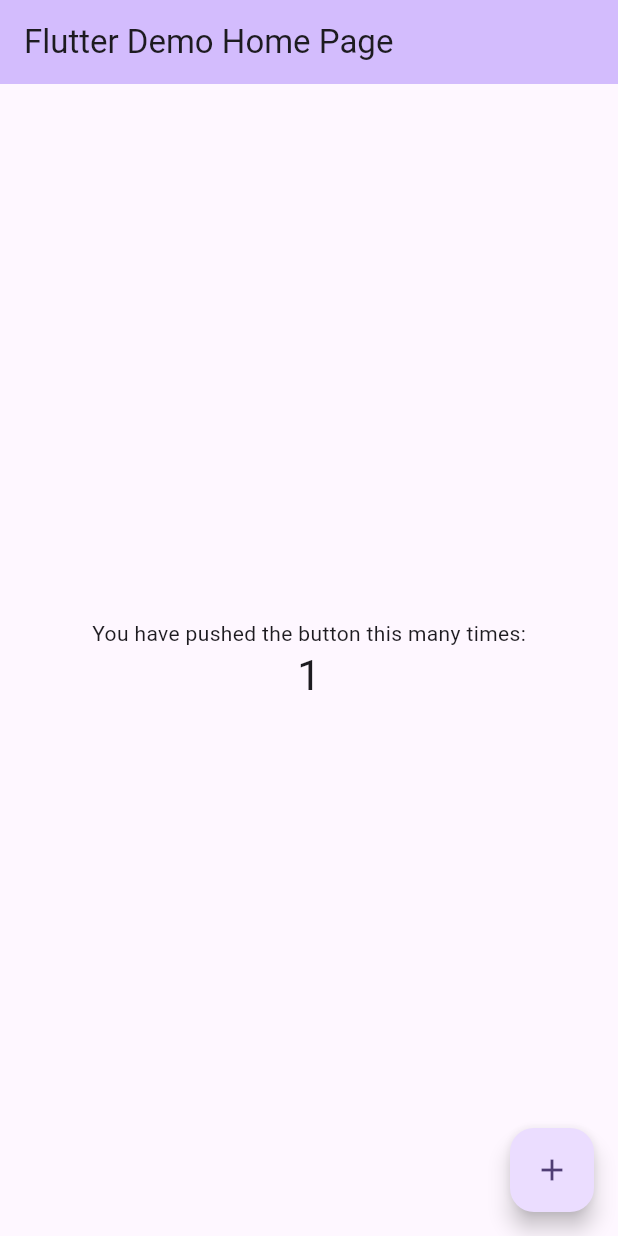
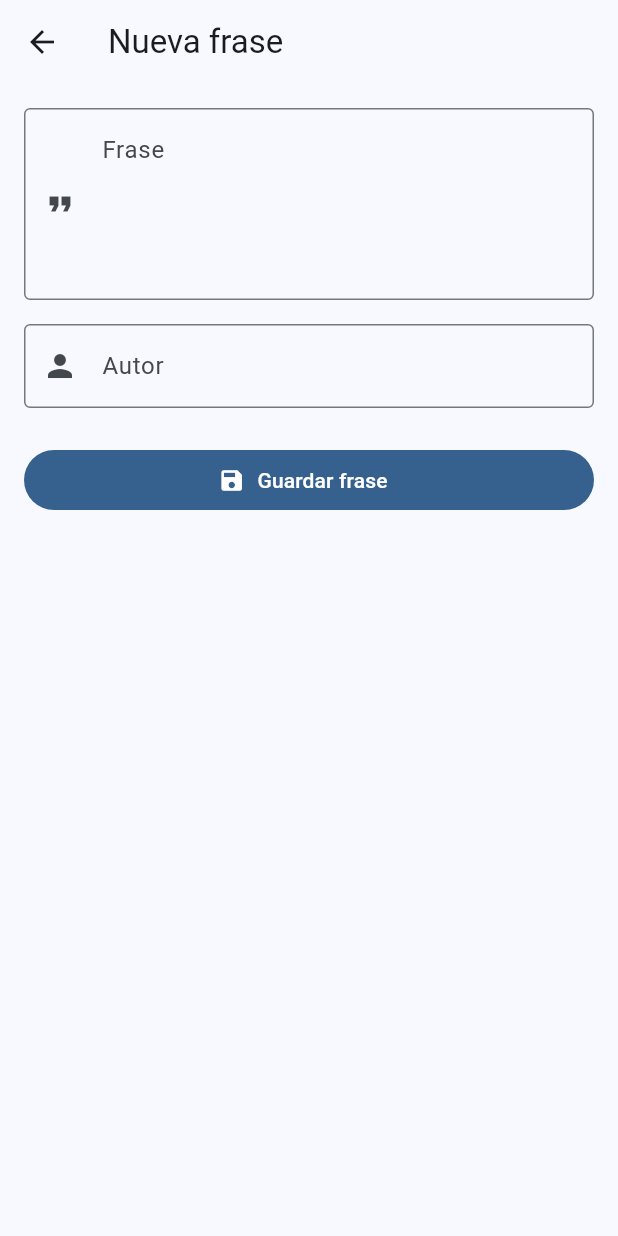
Before and after one commit to Rlb345lo/AppFrases, a Flutter app: the screen it shows after launch, after a tap on the "add" icon, on a phone screen of 412 x 824 dp. Run offline on Flutter 3.47's test engine with Material 3 defaults, Android fonts, the phone set to English and light mode, and no system bars; our stand-ins replace sqflite; accounts and stored records are empty.

Commit message:
feat: AppFrases

```diff
--- a/lib/data/frases_db.dart
+++ b/lib/data/frases_db.dart
@@ -0,0 +1,69 @@
+
+import 'package:path/path.dart';
+import 'package:sqflite/sqflite.dart';
+
+import '../models/frase.dart';
+
+class FrasesDb {
+  FrasesDb._();
+
+  static final FrasesDb instancia = FrasesDb._();
+  static const _nombreArchivo = 'misfrases.db';
+  static const _tabla = 'frases';
+
+  Database? _db;
+
+  // devuelve la bd abierta (la abre solo la primera vez). PdD: Singleton
+  Future<Database> get _database async {
+    _db ??= await _abrir();
+    return _db!;
+  }
+
+  Future<Database> _abrir() async {
+    final ruta = join(await getDatabasesPath(), _nombreArchivo);
+
+    return openDatabase(
+      ruta,
+      version: 1,
+      onCreate: (db, version) async {
+        await db.execute('''
+CREATE TABLE $_tabla (
+id INTEGER PRIMARY KEY AUTOINCREMENT,
+frase TEXT NOT NULL,
+autor TEXT NOT NULL
+)
+''');
+      },
+    );
+  }
+
+  // guarda y devuelve el id
+  Future<int> insert(Frase frase) async {
+    final db = await _database;
+    return db.insert(_tabla, frase.toMap());
+  }
+
+  // lee todas las frases de manera descendente
+  Future<List<Frase>> obtenerTodas() async {
+    final db = await _database;
+    final filas = await db.query(_tabla, orderBy: 'id DESC');
+    return filas.map(Frase.fromMap).toList();
+  }
+
+  // modifica usando el id
+  Future<int> actualizar(Frase frase) async {
+    final db = await _database;
+    return db.update(
+      _tabla,
+      frase.toMap(),
+      where: 'id = ?',
+      whereArgs: [frase.id],
+    );
+  }
+
+  // elimina la frase con el id
+  Future<int> eliminar(int id) async {
+    final db = await _database;
+    return db.delete(_tabla, where: 'id = ?', whereArgs: [id]);
+  }
+}
--- a/lib/main.dart
+++ b/lib/main.dart
@@ -1,122 +1,28 @@
+
 import 'package:flutter/material.dart';
 
+import 'screens/home_screen.dart';
+
 void main() {
-  runApp(const MyApp());
+  WidgetsFlutterBinding.ensureInitialized();
+  runApp(const AppFrases());
 }
 
-class MyApp extends StatelessWidget {
-  const MyApp({super.key});
+class AppFrases extends StatelessWidget {
+  const AppFrases({super.key});
 
-  // This widget is the root of your application.
   @override
   Widget build(BuildContext context) {
     return MaterialApp(
-      title: 'Flutter Demo',
+      title: 'AppFrases',
+      debugShowCheckedModeBanner: false,
       theme: ThemeData(
-        // This is the theme of your application.
-        //
-        // TRY THIS: Try running your application with "flutter run". You'll see
-        // the application has a purple toolbar. Then, without quitting the app,
-        // try changing the seedColor in the colorScheme below to Colors.green
-        // and then invoke "hot reload" (save your changes or press the "hot
-        // reload" button in a Flutter-supported IDE, or press "r" if you used
-        // the command line to start the app).
-        //
-        // Notice that the counter didn't reset back to zero; the application
-        // state is not lost during the reload. To reset the state, use hot
-        // restart instead.
-        //
-        // This works for code too, not just values: Most code changes can be
-        // tested with just a hot reload.
-        colorScheme: .fromSeed(seedColor: Colors.deepPurple),
+        colorScheme: ColorScheme.fromSeed(
+          seedColor: Colors.blue,
+        ),
+        useMaterial3: true,
       ),
-      home: const MyHomePage(title: 'Flutter Demo Home Page'),
+      home: const HomeScreen(),
     );
   }
 }
-
-class MyHomePage extends StatefulWidget {
-  const MyHomePage({super.key, required this.title});
-
-  // This widget is the home page of your application. It is stateful, meaning
-  // that it has a State object (defined below) that contains fields that affect
-  // how it looks.
-
-  // This class is the configuration for the state. It holds the values (in this
-  // case the title) provided by the parent (in this case the App widget) and
-  // used by the build method of the State. Fields in a Widget subclass are
-  // always marked "final".
-
-  final String title;
-
-  @override
-  State<MyHomePage> createState() => _MyHomePageState();
-}
-
-class _MyHomePageState extends State<MyHomePage> {
-  int _counter = 0;
-
-  void _incrementCounter() {
-    setState(() {
-      // This call to setState tells the Flutter framework that something has
-      // changed in this State, which causes it to rerun the build method below
-      // so that the display can reflect the updated values. If we changed
-      // _counter without calling setState(), then the build method would not be
-      // called again, and so nothing would appear to happen.
-      _counter++;
-    });
-  }
-
-  @override
-  Widget build(BuildContext context) {
-    // This method is rerun every time setState is called, for instance as done
-    // by the _incrementCounter method above.
-    //
-    // The Flutter framework has been optimized to make rerunning build methods
-    // fast, so that you can just rebuild anything that needs updating rather
-    // than having to individually change instances of widgets.
-    return Scaffold(
-      appBar: AppBar(
-        // TRY THIS: Try changing the color here to a specific color (to
-        // Colors.amber, perhaps?) and trigger a hot reload to see the AppBar
-        // change color while the other colors stay the same.
-        backgroundColor: Theme.of(context).colorScheme.inversePrimary,
-        // Here we take the value from the MyHomePage object that was created by
-        // the App.build method, and use it to set our appbar title.
-        title: Text(widget.title),
-      ),
-      body: Center(
-        // Center is a layout widget. It takes a single child and positions it
-        // in the middle of the parent.
-        child: Column(
-          // Column is also a layout widget. It takes a list of children and
-          // arranges them vertically. By default, it sizes itself to fit its
-          // children horizontally, and tries to be as tall as its parent.
-          //
-          // Column has various properties to control how it sizes itself and
-          // how it positions its children. Here we use mainAxisAlignment to
-          // center the children vertically; the main axis here is the vertical
-          // axis because Columns are vertical (the cross axis would be
-          // horizontal).
-          //
-          // TRY THIS: Invoke "debug painting" (choose the "Toggle Debug Paint"
-          // action in the IDE, or press "p" in the console), to see the
-          // wireframe for each widget.
-          mainAxisAlignment: .center,
-          children: [
-            const Text('You have pushed the button this many times:'),
-            Text(
-              '$_counter',
-              style: Theme.of(context).textTheme.headlineMedium,
-            ),
-          ],
-        ),
-      ),
-      floatingActionButton: FloatingActionButton(
-        onPressed: _incrementCounter,
-        tooltip: 'Increment',
-        child: const Icon(Icons.add),
-      ),
-    );
-  }
-}
--- /dev/null
+++ b/lib/models/frase.dart
@@ -0,0 +1,30 @@
+
+class Frase {
+  final int? id;
+  final String frase;
+  final String autor;
+
+  const Frase({
+    this.id,
+    required this.frase,
+    required this.autor,
+  });
+
+  // Objeto -> Map (para guardar en SQLite)
+  Map<String, Object?> toMap() {
+    return {
+      if (id != null) 'id': id,
+      'frase': frase,
+      'autor': autor,
+    };
+  }
+
+  // Map (fila de SQLite) -> Objeto
+  factory Frase.fromMap(Map<String, Object?> mapa) {
+    return Frase(
+      id: mapa['id'] as int?,
+      frase: mapa['frase'] as String,
+      autor: mapa['autor'] as String,
+    );
+  }
+}
--- /dev/null
+++ b/lib/screens/fromulario_screen.dart
@@ -0,0 +1,123 @@
+
+import 'package:flutter/material.dart';
+
+import '../data/frases_db.dart';
+import '../models/frase.dart';
+
+class FormularioScreen extends StatefulWidget {
+  final Frase? frase; // null = nueva, con valor = editar
+
+  const FormularioScreen({super.key, this.frase});
+
+  @override
+  State<FormularioScreen> createState() => _FormularioScreenState();
+}
+
+class _FormularioScreenState extends State<FormularioScreen> {
+  final _formKey = GlobalKey<FormState>();
+
+  late final TextEditingController _fraseCtrl;
+  late final TextEditingController _autorCtrl;
+
+  bool get _esEdicion => widget.frase != null;
+
+  @override
+  void initState() {
+    super.initState();
+
+    _fraseCtrl = TextEditingController(
+      text: widget.frase?.frase ?? '',
+    );
+
+    _autorCtrl = TextEditingController(
+      text: widget.frase?.autor ?? '',
+    );
+  }
+
+  @override
+  void dispose() {
+    _fraseCtrl.dispose();
+    _autorCtrl.dispose();
+    super.dispose();
+  }
+
+  Future<void> _guardar() async {
+    if (!_formKey.currentState!.validate()) return;
+
+    final frase = Frase(
+      id: widget.frase?.id,
+      frase: _fraseCtrl.text.trim(),
+      autor: _autorCtrl.text.trim(),
+    );
+
+    if (_esEdicion) {
+      await FrasesDb.instancia.actualizar(frase);
+    } else {
+      await FrasesDb.instancia.insert(frase);
+    }
+
+    if (!mounted) return;
+
+    Navigator.pop(context, true); // avisa que se guardó algo
+  }
+
+  @override
+  Widget build(BuildContext context) {
+    return Scaffold(
+      appBar: AppBar(
+        title: Text(
+          _esEdicion ? 'Editar frase' : 'Nueva frase',
+        ),
+      ),
+      body: Form(
+        key: _formKey,
+        child: ListView(
+          padding: const EdgeInsets.all(16),
+          children: [
+            TextFormField(
+              controller: _fraseCtrl,
+              maxLines: 4,
+              textCapitalization: TextCapitalization.sentences,
+              decoration: const InputDecoration(
+                labelText: 'Frase',
+                alignLabelWithHint: true,
+                prefixIcon: Icon(Icons.format_quote),
+                border: OutlineInputBorder(),
+              ),
+              validator: (v) =>
+                  (v == null || v.trim().length < 5)
+                      ? 'Escribe al menos 5 caracteres'
+                      : null,
+            ),
+
+            const SizedBox(height: 16),
+
+            TextFormField(
+              controller: _autorCtrl,
+              textCapitalization: TextCapitalization.words,
+              decoration: const InputDecoration(
+                labelText: 'Autor',
+                prefixIcon: Icon(Icons.person),
+                border: OutlineInputBorder(),
+              ),
+              validator: (v) =>
+                  (v == null || v.trim().isEmpty)
+                      ? 'Escribe el autor'
+                      : null,
+            ),
+
+            const SizedBox(height: 24),
+
+            FilledButton.icon(
+              onPressed: _guardar,
+              icon: const Icon(Icons.save),
+              label: Text(
+                _esEdicion ? 'Guardar cambios' : 'Guardar frase',
+              ),
+            ),
+          ],
+        ),
+      ),
+    );
+  }
+}
--- /dev/null
+++ b/lib/screens/home_screen.dart
@@ -0,0 +1,146 @@
+
+import 'package:flutter/material.dart';
+
+import '../data/frases_db.dart';
+import '../models/frase.dart';
+import 'fromulario_screen.dart';
+
+class HomeScreen extends StatefulWidget {
+  const HomeScreen({super.key});
+
+  @override
+  State<HomeScreen> createState() => _HomeScreenState();
+}
+
+class _HomeScreenState extends State<HomeScreen> {
+  final _db = FrasesDb.instancia;
+
+  List<Frase> _frases = [];
+  bool _cargando = true;
+
+  @override
+  void initState() {
+    super.initState();
+    _cargar();
+  }
+
+  // Pide las frases a la BD y actualiza la pantalla.
+  Future<void> _cargar() async {
+    final lista = await _db.obtenerTodas();
+
+    if (!mounted) return;
+
+    setState(() {
+      _frases = lista;
+      _cargando = false;
+    });
+  }
+
+  // Abre el formulario para crear o editar una frase.
+  Future<void> _abrirFormulario([Frase? existente]) async {
+    final guardado = await Navigator.push<bool>(
+      context,
+      MaterialPageRoute(
+        builder: (_) => FormularioScreen(frase: existente),
+      ),
+    );
+
+    if (guardado == true) {
+      await _cargar();
+    }
+  }
+
+  // Confirma antes de eliminar una frase.
+  Future<void> _confirmarEliminar(Frase frase) async {
+    final confirmar = await showDialog<bool>(
+      context: context,
+      builder: (ctx) => AlertDialog(
+        title: const Text('Eliminar frase'),
+        content: Text('¿Eliminar la frase de ${frase.autor}?'),
+        actions: [
+          TextButton(
+            onPressed: () => Navigator.pop(ctx, false),
+            child: const Text('Cancelar'),
+          ),
+          FilledButton(
+            onPressed: () => Navigator.pop(ctx, true),
+            child: const Text('Eliminar'),
+          ),
+        ],
+      ),
+    );
+
+    if (confirmar != true) return;
+
+    await _db.eliminar(frase.id!);
+    await _cargar();
+
+    if (!mounted) return;
+
+    ScaffoldMessenger.of(context).showSnackBar(
+      const SnackBar(
+        content: Text('Frase eliminada'),
+      ),
+    );
+  }
+
+  @override
+  Widget build(BuildContext context) {
+    return Scaffold(
+      appBar: AppBar(
+        title: Text('Mis frases (${_frases.length})'),
+      ),
+      floatingActionButton: FloatingActionButton(
+        onPressed: () => _abrirFormulario(),
+        child: const Icon(Icons.add),
+      ),
+      body: _cuerpo(),
+    );
+  }
+
+  Widget _cuerpo() {
+    if (_cargando) {
+      return const Center(
+        child: CircularProgressIndicator(),
+      );
+    }
+
+    if (_frases.isEmpty) {
+      return const Center(
+        child: Text(
+          'Aún no hay frases.\nToca + para agregar la primera.',
+          textAlign: TextAlign.center,
+        ),
+      );
+    }
+
+    return ListView.builder(
+      itemCount: _frases.length,
+      itemBuilder: (context, i) {
+        final f = _frases[i];
+
+        return Card(
+          margin: const EdgeInsets.symmetric(
+            horizontal: 12,
+            vertical: 6,
+          ),
+          child: ListTile(
+            onTap: () => _abrirFormulario(f),
+            title: Text(
+              '"${f.frase}"',
+              style: const TextStyle(
+                fontStyle: FontStyle.italic,
+              ),
+            ),
+            subtitle: Text('- ${f.autor}'),
+            trailing: IconButton(
+              icon: const Icon(Icons.delete_outline),
+              tooltip: 'Eliminar',
+              onPressed: () => _confirmarEliminar(f),
+            ),
+          ),
+        );
+      },
+    );
+  }
+}
```
Also changed, not shown: lib/models/frases.dart (deleted), lib/screen/fromulario_screen.dart (deleted), lib/screen/home_screen.dart (deleted).
